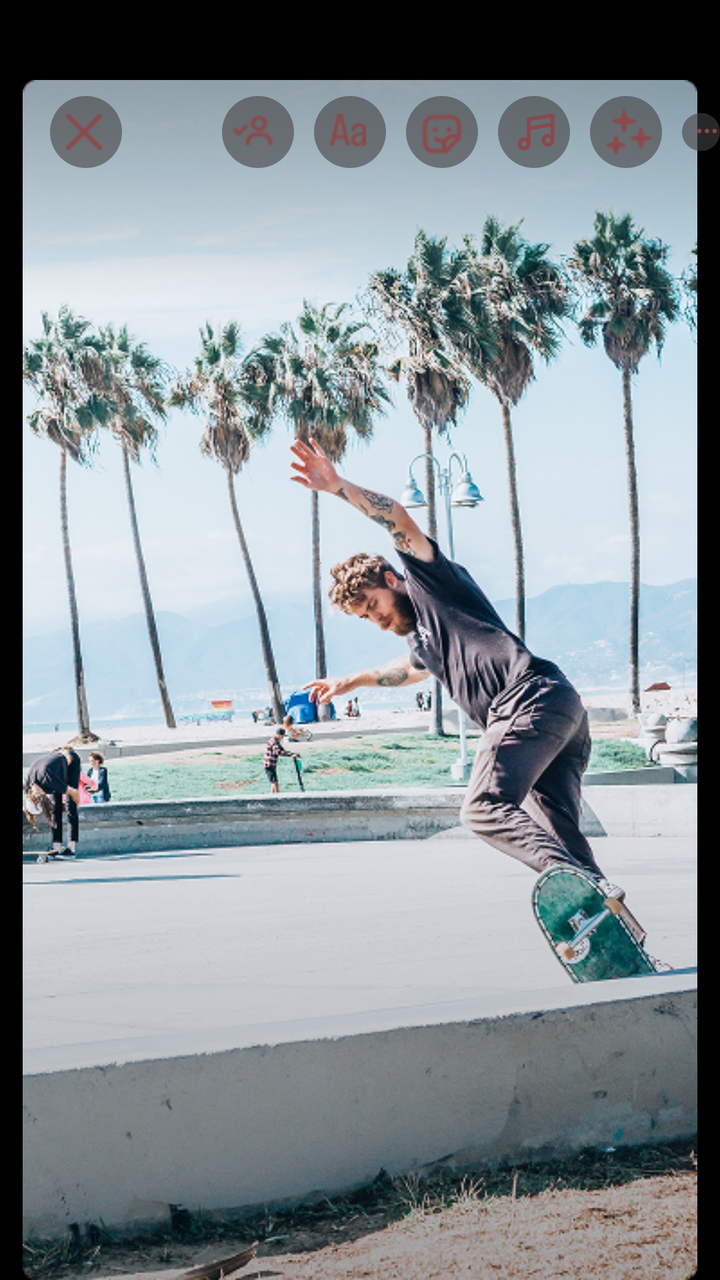
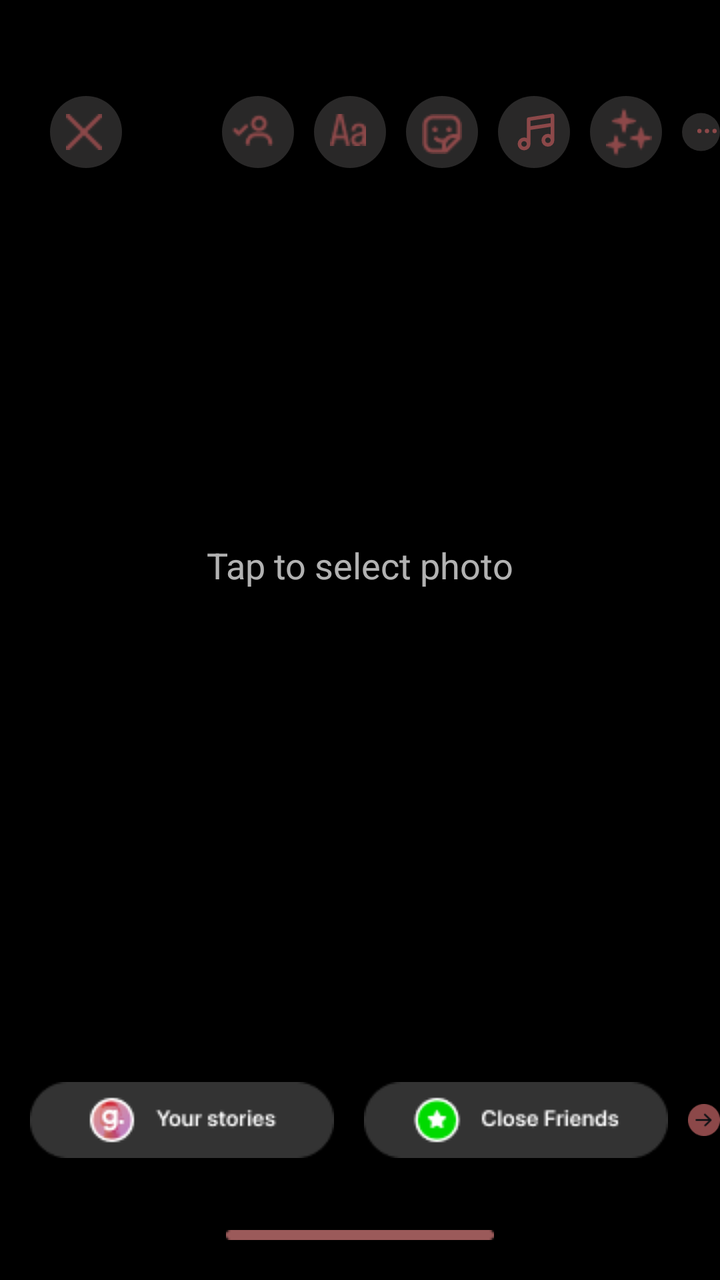

The first picture is an Android layout as it rendered before a commit; the second is the same layout after the commit. The layout source and the unified diff follow.
<!-- AndroidManifest.xml: application theme Theme.SMD_Assignment_1 -->
<!-- res/layout/activity_socialhomescreen15.xml -->
<?xml version="1.0" encoding="utf-8"?>
<LinearLayout xmlns:android="http://schemas.android.com/apk/res/android"
    xmlns:app="http://schemas.android.com/apk/res-auto"
    xmlns:tools="http://schemas.android.com/tools"
    android:id="@+id/main"
    android:layout_width="match_parent"
    android:layout_height="match_parent"
    android:orientation="vertical"
    tools:context=".socialhomescreen15"
    android:background="#000000">

    <RelativeLayout
        android:layout_width="match_parent"
        android:layout_height="wrap_content"
        android:layout_marginTop="40dp"
        >
        <ImageView
            android:layout_width="match_parent"
            android:layout_height="wrap_content"
            android:id="@+id/maincoffeephoto"
            android:src="@drawable/personskatingmainphoto"
            />



        <ImageView
            android:layout_width="wrap_content"
            android:layout_height="wrap_content"
            android:src="@drawable/greycircle2"
            android:alpha="0.6"
            android:id="@+id/g1"
            android:layout_marginTop="8dp"
            android:layout_marginStart="25dp"
            />
        <ImageView
            android:layout_width="wrap_content"
            android:layout_height="wrap_content"
            android:src="@drawable/greycircle2"
            android:alpha="0.6"
            android:layout_toRightOf="@+id/g1"

            android:id="@+id/g2"
            android:layout_marginTop="8dp"
            android:layout_marginStart="50dp"
            />
        <ImageView
            android:layout_width="wrap_content"
            android:layout_height="wrap_content"
            android:src="@drawable/greycircle2"
            android:alpha="0.6"
            android:layout_toRightOf="@+id/g2"

            android:id="@+id/g3"
            android:layout_marginTop="8dp"
            android:layout_marginStart="10dp"
            />
        <ImageView
            android:layout_width="wrap_content"
            android:layout_height="wrap_content"
            android:src="@drawable/greycircle2"
            android:alpha="0.6"
            android:layout_toRightOf="@+id/g3"

            android:id="@+id/g4"
            android:layout_marginTop="8dp"
            android:layout_marginStart="10dp"
            />
        <ImageView
            android:layout_width="wrap_content"
            android:layout_height="wrap_content"
            android:src="@drawable/greycircle2"
            android:alpha="0.6"
            android:layout_toRightOf="@+id/g4"

            android:id="@+id/g5"
            android:layout_marginTop="8dp"
            android:layout_marginStart="10dp"
            />
        <ImageView
            android:layout_width="wrap_content"
            android:layout_height="wrap_content"
            android:src="@drawable/greycircle2"
            android:alpha="0.6"
            android:layout_toRightOf="@+id/g5"
            android:id="@+id/g6"
            android:layout_marginTop="8dp"
            android:layout_marginStart="10dp"
            />
        <ImageView
            android:layout_width="wrap_content"
            android:layout_height="wrap_content"
            android:src="@drawable/greycircle2"
            android:alpha="0.6"
            android:layout_toRightOf="@+id/g6"
            android:id="@+id/g7"
            android:layout_marginTop="8dp"
            android:layout_marginStart="10dp"
            />
        <ImageView
            android:layout_width="wrap_content"
            android:layout_height="wrap_content"
            android:src="@drawable/redcross"
            android:id="@+id/redcross"
            android:layout_marginStart="33dp"
            android:layout_marginTop="17dp"
            />
        <ImageView
            android:layout_width="wrap_content"
            android:layout_height="wrap_content"
            android:src="@drawable/redpersontick"
            android:layout_toRightOf="@+id/redcross"
            android:id="@+id/redpersontick"
            android:layout_marginStart="65dp"
            android:layout_marginTop="17dp"
            />
        <ImageView
            android:layout_width="wrap_content"
            android:layout_height="wrap_content"
            android:src="@drawable/redtext"
            android:layout_toRightOf="@+id/redpersontick"
            android:id="@+id/redtext"
            android:layout_marginStart="28dp"
            android:layout_marginTop="17dp"
            />
        <ImageView
            android:layout_width="wrap_content"
            android:layout_height="wrap_content"
            android:src="@drawable/redpage"
            android:layout_toRightOf="@+id/redtext"
            android:id="@+id/redpage"
            android:layout_marginStart="28dp"
            android:layout_marginTop="17dp"
            />
        <ImageView
            android:layout_width="wrap_content"
            android:layout_height="wrap_content"
            android:src="@drawable/redmusic"
            android:layout_toRightOf="@+id/redpage"
            android:id="@+id/redmusic"
            android:layout_marginStart="26dp"
            android:layout_marginTop="15dp"
            />
        <ImageView
            android:layout_width="wrap_content"
            android:layout_height="wrap_content"
            android:src="@drawable/redfilters"
            android:layout_toRightOf="@+id/redmusic"
            android:id="@+id/redsparkle"
            android:layout_marginStart="24dp"
            android:layout_marginTop="14dp"
            />
        <ImageView
            android:layout_width="wrap_content"
            android:layout_height="wrap_content"
            android:src="@drawable/reddots"
            android:layout_toRightOf="@+id/redsparkle"
            android:id="@+id/redmore"
            android:layout_marginStart="21dp"
            android:layout_marginTop="13dp"
            />














    </RelativeLayout>
    <RelativeLayout
        android:layout_width="match_parent"
        android:layout_height="wrap_content"
        android:layout_marginTop="1dp"
        >

        <ImageView
            android:layout_width="wrap_content"
            android:layout_height="wrap_content"
            android:src="@drawable/yourstories"
            android:layout_marginTop="15dp"
            android:id="@+id/yourstory"
            android:layout_marginStart="15dp"
            />
        <ImageView
            android:layout_width="wrap_content"
            android:layout_height="wrap_content"
            android:src="@drawable/closefriends"
            android:layout_toRightOf="@+id/yourstory"
            android:layout_marginStart="15dp"
            android:layout_marginTop="15dp"
            android:id="@+id/closefriends"
            />
        <ImageView
            android:layout_width="wrap_content"
            android:layout_height="wrap_content"
            android:layout_marginTop="15dp"
            android:layout_marginStart="10dp"
            android:layout_toRightOf="@+id/closefriends"
            android:src="@drawable/nexticon"
            />
        <ImageView
            android:layout_width="wrap_content"
            android:layout_height="wrap_content"
            android:layout_below="@+id/yourstory"
            android:src="@drawable/brownbottomline"
            android:layout_centerHorizontal="true"
            android:layout_marginTop="36dp"
            />






    </RelativeLayout>

</LinearLayout>
<!-- resources referenced by this layout -->
<resources>
  <!-- drawable brownbottomline: png bitmap (drawable, 199 bytes) -->
  <!-- drawable closefriends: png bitmap (drawable, 1820 bytes) -->
  <!-- drawable greycircle2 (drawable) -->
  <?xml version="1.0" encoding="utf-8"?>
  <shape xmlns:android="http://schemas.android.com/apk/res/android"
      android:shape="oval">
  
      
      <solid android:color="#454444"
          />
  
  
  
  
  
      <size
          android:width="36dp"
          android:height="36dp" />
  </shape>
  <!-- drawable nexticon: png bitmap (drawable, 1013 bytes) -->
  <!-- drawable personskatingmainphoto: png bitmap (drawable, 488616 bytes) -->
  <!-- drawable redcross: png bitmap (drawable, 334 bytes) -->
  <!-- drawable reddots (drawable) -->
  <vector xmlns:android="http://schemas.android.com/apk/res/android" android:height="25dp" android:viewportHeight="24" android:viewportWidth="24" android:width="25dp">
        
      <path android:fillColor="#00000000" android:pathData="M4,12a1,1 0,1 0,2 0a1,1 0,1 0,-2 0m7,0a1,1 0,1 0,2 0a1,1 0,1 0,-2 0m7,0a1,1 0,1 0,2 0a1,1 0,1 0,-2 0" android:strokeColor="#8c4849" android:strokeLineCap="round" android:strokeLineJoin="round" android:strokeWidth="2"/>
      
  </vector>
  <!-- drawable redfilters: png bitmap (drawable, 630 bytes) -->
  <!-- drawable redmusic (drawable) -->
  <vector xmlns:android="http://schemas.android.com/apk/res/android" android:height="22dp" android:viewportHeight="24" android:viewportWidth="24" android:width="22dp">
        
      <path android:fillColor="#8C4849" android:pathData="M21.65,2.24a1,1 0,0 0,-0.8 -0.23l-13,2A1,1 0,0 0,7 5v10.35A3.45,3.45 0,0 0,5.5 15A3.5,3.5 0,1 0,9 18.5v-7.64l11,-1.69v4.18a3.45,3.45 0,0 0,-1.5 -0.35a3.5,3.5 0,1 0,3.5 3.5L22,3a1,1 0,0 0,-0.35 -0.76ZM5.5,20A1.5,1.5 0,1 1,7 18.5A1.5,1.5 0,0 1,5.5 20ZM18.5,18a1.5,1.5 0,1 1,1.5 -1.5a1.5,1.5 0,0 1,-1.5 1.5ZM20,7.14L9,8.83v-3l11,-1.66Z"/>
      
  </vector>
  <!-- drawable redpage: png bitmap (drawable, 563 bytes) -->
  <!-- drawable redpersontick: png bitmap (drawable, 604 bytes) -->
  <!-- drawable redtext: png bitmap (drawable, 637 bytes) -->
  <!-- drawable yourstories: png bitmap (drawable, 2409 bytes) -->
  <style name="Theme.SMD_Assignment_1" parent="Base.Theme.SMD_Assignment_1" />
  <style name="Base.Theme.SMD_Assignment_1" parent="Theme.Material3.DayNight.NoActionBar">
          
          
      </style>
</resources>

<!-- the commit's change to res/layout/activity_socialhomescreen15.xml (unified diff, before → after) -->
@@ -11,18 +11,37 @@
 
     <RelativeLayout
         android:layout_width="match_parent"
-        android:layout_height="wrap_content"
-        android:layout_marginTop="40dp"
-        >
-        <ImageView
+        android:layout_height="0dp"
+        android:layout_weight="1"
+        android:layout_marginTop="40dp">
+
+        
+        <FrameLayout
+            android:id="@+id/imageContainer"
             android:layout_width="match_parent"
-            android:layout_height="wrap_content"
-            android:id="@+id/maincoffeephoto"
-            android:src="@drawable/personskatingmainphoto"
-            />
-
-
-
+            android:layout_height="match_parent"
+            android:clickable="true"
+            android:focusable="true">
+
+            <ImageView
+                android:id="@+id/selectedImage"
+                android:layout_width="match_parent"
+                android:layout_height="match_parent"
+                android:scaleType="centerCrop"
+                android:visibility="gone"/>
+
+            <TextView
+                android:id="@+id/placeholderText"
+                android:layout_width="wrap_content"
+                android:layout_height="wrap_content"
+                android:layout_gravity="center"
+                android:text="Tap to select photo"
+                android:textColor="#FFFFFF"
+                android:textSize="18sp"
+                android:alpha="0.7"/>
+        </FrameLayout>
+
+        
         <ImageView
             android:layout_width="wrap_content"
             android:layout_height="wrap_content"
@@ -30,52 +49,48 @@
             android:alpha="0.6"
             android:id="@+id/g1"
             android:layout_marginTop="8dp"
-            android:layout_marginStart="25dp"
-            />
+            android:layout_marginStart="25dp"/>
+
         <ImageView
             android:layout_width="wrap_content"
             android:layout_height="wrap_content"
             android:src="@drawable/greycircle2"
             android:alpha="0.6"
             android:layout_toRightOf="@+id/g1"
-
             android:id="@+id/g2"
             android:layout_marginTop="8dp"
-            android:layout_marginStart="50dp"
-            />
+            android:layout_marginStart="50dp"/>
+
         <ImageView
             android:layout_width="wrap_content"
             android:layout_height="wrap_content"
             android:src="@drawable/greycircle2"
             android:alpha="0.6"
             android:layout_toRightOf="@+id/g2"
-
             android:id="@+id/g3"
             android:layout_marginTop="8dp"
-            android:layout_marginStart="10dp"
-            />
+            android:layout_marginStart="10dp"/>
+
         <ImageView
             android:layout_width="wrap_content"
             android:layout_height="wrap_content"
             android:src="@drawable/greycircle2"
             android:alpha="0.6"
             android:layout_toRightOf="@+id/g3"
-
             android:id="@+id/g4"
             android:layout_marginTop="8dp"
-            android:layout_marginStart="10dp"
-            />
+            android:layout_marginStart="10dp"/>
+
         <ImageView
             android:layout_width="wrap_content"
             android:layout_height="wrap_content"
             android:src="@drawable/greycircle2"
             android:alpha="0.6"
             android:layout_toRightOf="@+id/g4"
-
             android:id="@+id/g5"
             android:layout_marginTop="8dp"
-            android:layout_marginStart="10dp"
-            />
+            android:layout_marginStart="10dp"/>
+
         <ImageView
             android:layout_width="wrap_content"
             android:layout_height="wrap_content"
@@ -84,8 +99,8 @@
             android:layout_toRightOf="@+id/g5"
             android:id="@+id/g6"
             android:layout_marginTop="8dp"
-            android:layout_marginStart="10dp"
-            />
+            android:layout_marginStart="10dp"/>
+
         <ImageView
             android:layout_width="wrap_content"
             android:layout_height="wrap_content"
@@ -94,16 +109,16 @@
             android:layout_toRightOf="@+id/g6"
             android:id="@+id/g7"
             android:layout_marginTop="8dp"
-            android:layout_marginStart="10dp"
-            />
+            android:layout_marginStart="10dp"/>
+
         <ImageView
             android:layout_width="wrap_content"
             android:layout_height="wrap_content"
             android:src="@drawable/redcross"
             android:id="@+id/redcross"
             android:layout_marginStart="33dp"
-            android:layout_marginTop="17dp"
-            />
+            android:layout_marginTop="17dp"/>
+
         <ImageView
             android:layout_width="wrap_content"
             android:layout_height="wrap_content"
@@ -111,8 +126,8 @@
             android:layout_toRightOf="@+id/redcross"
             android:id="@+id/redpersontick"
             android:layout_marginStart="65dp"
-            android:layout_marginTop="17dp"
-            />
+            android:layout_marginTop="17dp"/>
+
         <ImageView
             android:layout_width="wrap_content"
             android:layout_height="wrap_content"
@@ -120,8 +135,8 @@
             android:layout_toRightOf="@+id/redpersontick"
             android:id="@+id/redtext"
             android:layout_marginStart="28dp"
-            android:layout_marginTop="17dp"
-            />
+            android:layout_marginTop="17dp"/>
+
         <ImageView
             android:layout_width="wrap_content"
             android:layout_height="wrap_content"
@@ -129,8 +144,8 @@
             android:layout_toRightOf="@+id/redtext"
             android:id="@+id/redpage"
             android:layout_marginStart="28dp"
-            android:layout_marginTop="17dp"
-            />
+            android:layout_marginTop="17dp"/>
+
         <ImageView
             android:layout_width="wrap_content"
             android:layout_height="wrap_content"
@@ -138,8 +153,8 @@
             android:layout_toRightOf="@+id/redpage"
             android:id="@+id/redmusic"
             android:layout_marginStart="26dp"
-            android:layout_marginTop="15dp"
-            />
+            android:layout_marginTop="15dp"/>
+
         <ImageView
             android:layout_width="wrap_content"
             android:layout_height="wrap_content"
@@ -147,8 +162,8 @@
             android:layout_toRightOf="@+id/redmusic"
             android:id="@+id/redsparkle"
             android:layout_marginStart="24dp"
-            android:layout_marginTop="14dp"
-            />
+            android:layout_marginTop="14dp"/>
+
         <ImageView
             android:layout_width="wrap_content"
             android:layout_height="wrap_content"
@@ -156,28 +171,14 @@
             android:layout_toRightOf="@+id/redsparkle"
             android:id="@+id/redmore"
             android:layout_marginStart="21dp"
-            android:layout_marginTop="13dp"
-            />
-
-
-
-
-
-
-
-
-
-
-
-
-
-
+            android:layout_marginTop="13dp"/>
     </RelativeLayout>
+
     <RelativeLayout
         android:layout_width="match_parent"
         android:layout_height="wrap_content"
         android:layout_marginTop="1dp"
-        >
+        android:paddingBottom="20dp">
 
         <ImageView
             android:layout_width="wrap_content"
@@ -185,8 +186,8 @@
             android:src="@drawable/yourstories"
             android:layout_marginTop="15dp"
             android:id="@+id/yourstory"
-            android:layout_marginStart="15dp"
-            />
+            android:layout_marginStart="15dp"/>
+
         <ImageView
             android:layout_width="wrap_content"
             android:layout_height="wrap_content"
@@ -194,30 +195,22 @@
             android:layout_toRightOf="@+id/yourstory"
             android:layout_marginStart="15dp"
             android:layout_marginTop="15dp"
-            android:id="@+id/closefriends"
-            />
+            android:id="@+id/closefriends"/>
+
         <ImageView
             android:layout_width="wrap_content"
             android:layout_height="wrap_content"
             android:layout_marginTop="15dp"
             android:layout_marginStart="10dp"
             android:layout_toRightOf="@+id/closefriends"
-            android:src="@drawable/nexticon"
-            />
+            android:src="@drawable/nexticon"/>
+
         <ImageView
             android:layout_width="wrap_content"
             android:layout_height="wrap_content"
             android:layout_below="@+id/yourstory"
             android:src="@drawable/brownbottomline"
             android:layout_centerHorizontal="true"
-            android:layout_marginTop="36dp"
-            />
-
-
-
-
-
-
+            android:layout_marginTop="36dp"/>
     </RelativeLayout>
-
 </LinearLayout>
<!-- resource entries referenced after the edit -->
@@ -20,7 +20,6 @@
           android:height="36dp" />
   </shape>
   <!-- drawable nexticon: png bitmap (drawable, 1013 bytes) -->
-  <!-- drawable personskatingmainphoto: png bitmap (drawable, 488616 bytes) -->
   <!-- drawable redcross: png bitmap (drawable, 334 bytes) -->
   <!-- drawable reddots (drawable) -->
   <vector xmlns:android="http://schemas.android.com/apk/res/android" android:height="25dp" android:viewportHeight="24" android:viewportWidth="24" android:width="25dp">
